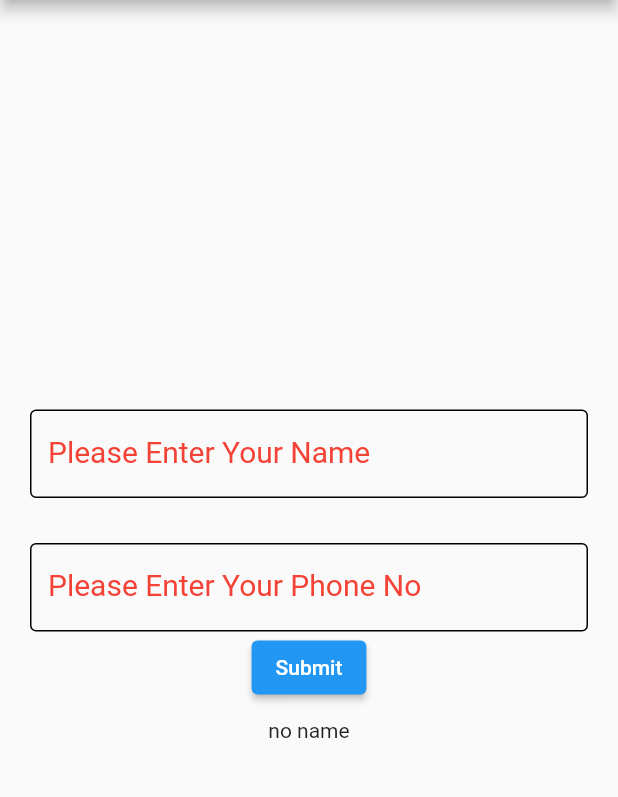
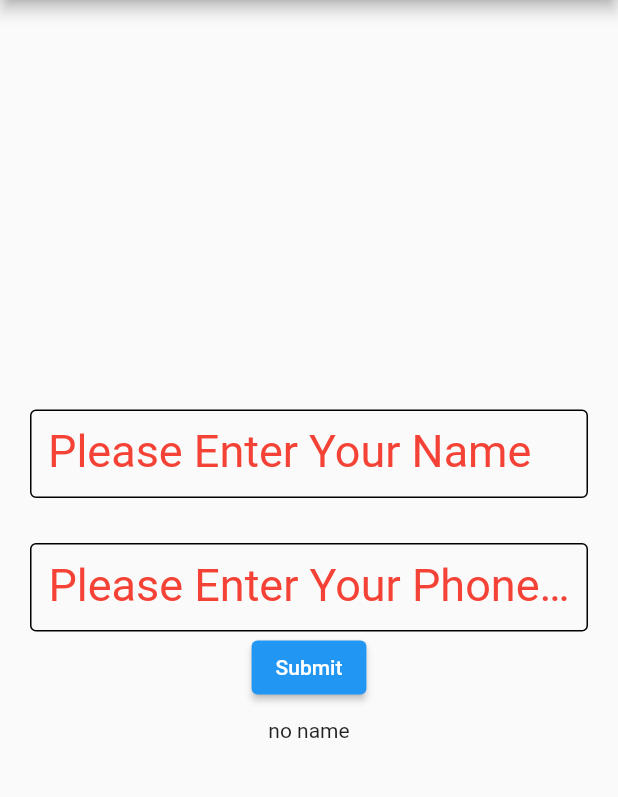
Before and after one commit to usmanmsd007/my_flutter_project, a Flutter app: the screen it shows after launch, on a phone screen of 412 x 824 dp, the part 84-881 px from its top. Run offline on Flutter 3.47's test engine with Material 2 defaults, Android fonts, the phone set to English and light mode, and no system bars.

Commit message:
changes to label TExt font Size

```diff
--- a/lib/main.dart
+++ b/lib/main.dart
@@ -120,7 +120,7 @@ class MyTextFields extends StatelessWidget {
         )),
         labelText: labelText,
         // focusedBorder:
-        labelStyle: TextStyle(color: Colors.red, fontSize: 20),
+        labelStyle: TextStyle(color: Colors.red, fontSize: 30),
         border: OutlineInputBorder(),
       ),
       controller: controller,
```
